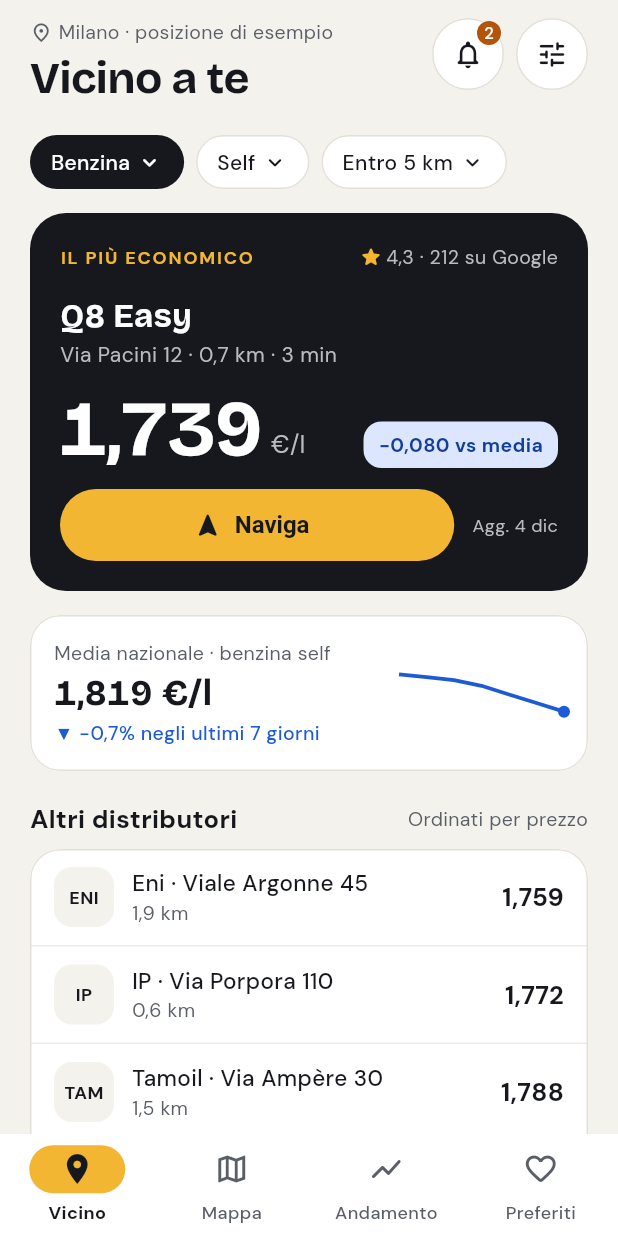
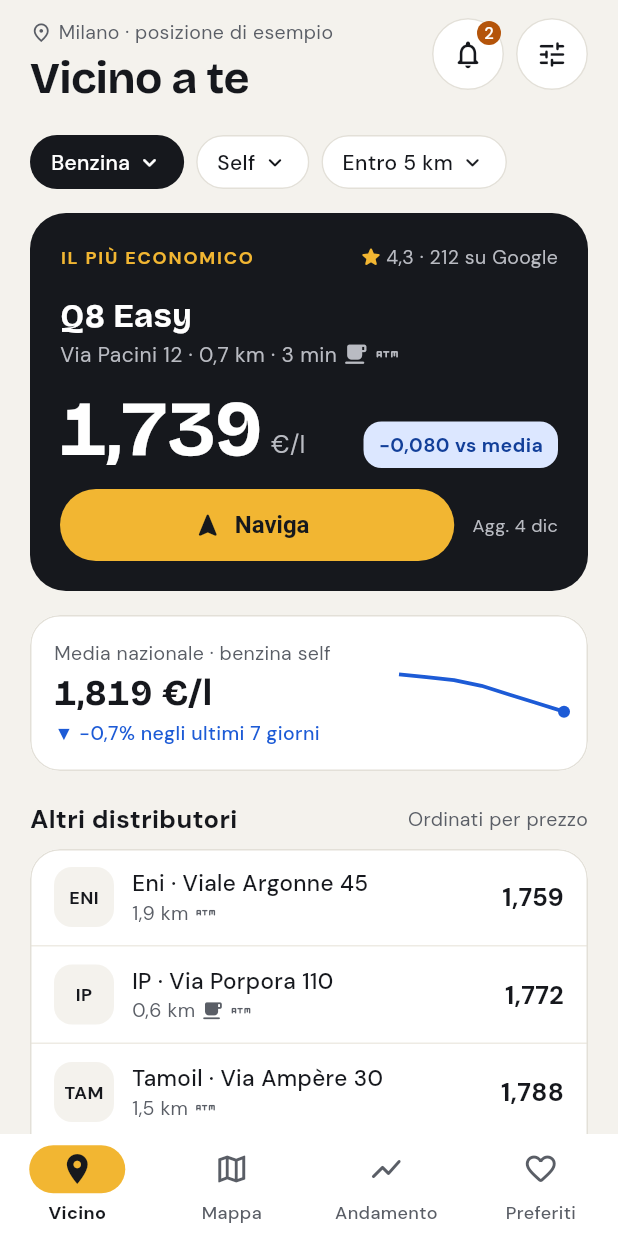
Before and after one commit to markitiello/benzina, a Flutter app: the screen it shows after launch, on a phone screen of 412 x 824 dp. Run offline on Flutter 3.47's test engine with Material 3 defaults, Android fonts, the phone set to English and light mode, and no system bars; drawn by our look-alikes of fl_chart; our stand-ins replace firebase_core, firebase_messaging, flutter_local_notifications, flutter_map, flutter_riverpod, geolocator and 5 more; missing offline and left inert: firebase_app_check; accounts and stored records are empty.

Commit message:
Risultati: icone di bar e bancomat
Nella scheda "Il più economico" e nelle righe della lista, accanto a
indirizzo e distanza, una piccola icona per bar e bancomat se il gestore
li ha (servizi dal campo services della ricerca); gli altri servizi
restano nel dettaglio.

Co-Authored-By: Claude Opus 5.5 <noreply@anthropic.com>
Claude-Session: https://claude.ai/code/session_01W8fZ8FU7sbEUE3W4ae5qM8

```diff
--- /dev/null
+++ b/lib/core/widgets/service_icons.dart
@@ -0,0 +1,46 @@
+import 'package:flutter/material.dart';
+
+/// Icone piccole dei servizi più utili a chi fa il pieno, per le liste:
+/// solo bar e bancomat (gli altri servizi sono nel dettaglio).
+class ServiceIcons extends StatelessWidget {
+  const ServiceIcons({
+    super.key,
+    required this.services,
+    required this.color,
+    this.size = 15,
+  });
+
+  final List<String> services;
+  final Color color;
+  final double size;
+
+  /// Nome come lo comunica il gestore → (descrizione, icona).
+  static const shown = <String, (String, IconData)>{
+    'Food&Beverage': ('Bar', Icons.local_cafe_rounded),
+    'Bancomat': ('Bancomat', Icons.atm_rounded),
+  };
+
+  static bool hasAny(List<String> services) => services.any(shown.containsKey);
+
+  @override
+  Widget build(BuildContext context) {
+    final items = [
+      for (final entry in shown.entries)
+        if (services.contains(entry.key)) entry.value,
+    ];
+    if (items.isEmpty) return const SizedBox.shrink();
+    return Row(
+      mainAxisSize: MainAxisSize.min,
+      children: [
+        for (final (label, icon) in items)
+          Padding(
+            padding: const EdgeInsets.only(left: 4),
+            child: Tooltip(
+              message: label,
+              child: Icon(icon, size: size, color: color, semanticLabel: label),
+            ),
+          ),
+      ],
+    );
+  }
+}
--- a/lib/data/api_fuel_repository.dart
+++ b/lib/data/api_fuel_repository.dart
@@ -39,6 +39,7 @@ class ApiFuelRepository implements FuelRepository {
               ),
             ],
             updatedAt: _dateTime(o['reported_at']),
+            details: _servicesOnly(o['services']),
           ),
           price: _num(o['price']),
           distanceKm: _num(o['distance_km']),
@@ -229,6 +230,15 @@ class ApiFuelRepository implements FuelRepository {
     );
   }
 
+  /// Nei risultati della ricerca ci sono solo i servizi (se già noti).
+  static StationDetails? _servicesOnly(Object? value) {
+    final services = [
+      for (final s in (value is List ? value : const []))
+        if (s is String) s,
+    ];
+    return services.isEmpty ? null : StationDetails(services: services);
+  }
+
   static StationDetails? _details(Object? value) {
     if (value is! Map<String, dynamic>) return null;
     String? text(Object? v) => v is String && v.trim().isNotEmpty ? v : null;
--- a/lib/features/nearby/nearby_screen.dart
+++ b/lib/features/nearby/nearby_screen.dart
@@ -7,6 +7,7 @@ import '../../core/format.dart';
 import '../../core/theme/app_colors.dart';
 import '../../core/theme/app_theme.dart';
 import '../../core/widgets/common.dart';
+import '../../core/widgets/service_icons.dart';
 import '../../core/widgets/price_chart.dart';
 import '../../data/models.dart';
 import '../../state/providers.dart';
@@ -168,9 +169,20 @@ class _CheapestCard extends ConsumerWidget {
                 offer.station.brand,
                 style: displayStyle(fontSize: 22, color: c.heroFg),
               ),
-              Text(
-                '${offer.station.address} · ${formatKm(offer.distanceKm)} · $minutes min',
-                style: TextStyle(fontSize: 14, color: c.heroMuted),
+              Row(
+                children: [
+                  Flexible(
+                    child: Text(
+                      '${offer.station.address} · ${formatKm(offer.distanceKm)} · $minutes min',
+                      style: TextStyle(fontSize: 14, color: c.heroMuted),
+                    ),
+                  ),
+                  ServiceIcons(
+                    services: offer.station.details?.services ?? const [],
+                    color: c.heroMuted,
+                    size: 17,
+                  ),
+                ],
               ),
               const SizedBox(height: 14),
               Row(
@@ -412,9 +424,19 @@ class StationTile extends StatelessWidget {
                       fontWeight: FontWeight.w500,
                     ),
                   ),
-                  Text(
-                    subtitle,
-                    style: TextStyle(fontSize: 13, color: c.muted),
+                  Row(
+                    children: [
+                      Flexible(
+                        child: Text(
+                          subtitle,
+                          style: TextStyle(fontSize: 13, color: c.muted),
+                        ),
+                      ),
+                      ServiceIcons(
+                        services: station.details?.services ?? const [],
+                        color: c.muted,
+                      ),
+                    ],
                   ),
                 ],
               ),
```
Also changed, not shown: 2 other files.
